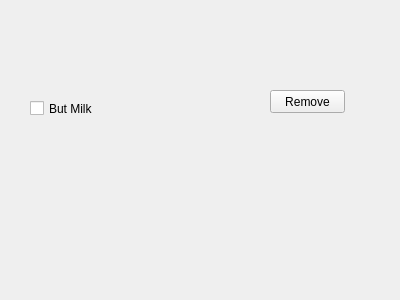
Before: the Qt Designer form task.ui in Dev-WS/Qt_mastering, drawn with Qt 5.
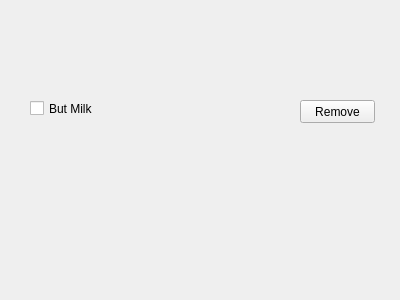
After: the same form once the commit is applied.

```diff
--- a/task.ui
+++ b/task.ui
@@ -29,8 +29,8 @@
   <widget class="QPushButton" name="removeButton">
    <property name="geometry">
     <rect>
-     <x>270</x>
-     <y>90</y>
+     <x>300</x>
+     <y>100</y>
      <width>75</width>
      <height>23</height>
     </rect>
```
